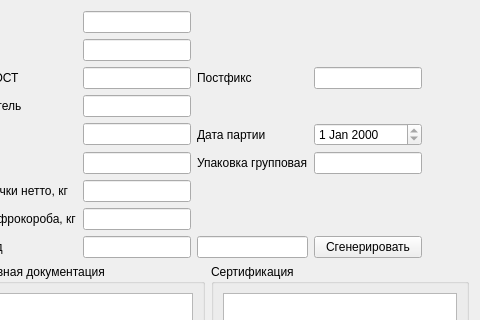
Above: formdatael.ui from Sergeyego/warehouse before the change; both pictures show x 354 to 834 and y 0 to 320 of the 834 by 752 pixel window. Below: the same form after it.
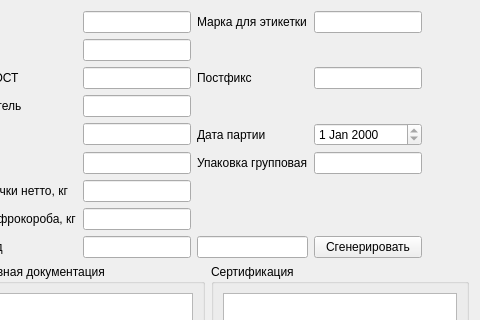
That is the form after the change. Custom widgets are drawn as their Qt base class.

Diff of the .ui file:
```diff
--- a/formdatael.ui
+++ b/formdatael.ui
@@ -293,6 +293,16 @@
            </property>
           </widget>
          </item>
+         <item row="0" column="2">
+          <widget class="QLabel" name="label_22">
+           <property name="text">
+            <string>Марка для этикетки</string>
+           </property>
+          </widget>
+         </item>
+         <item row="0" column="3">
+          <widget class="QLineEdit" name="lineEditMarkSert"/>
+         </item>
         </layout>
        </item>
        <item>
```
